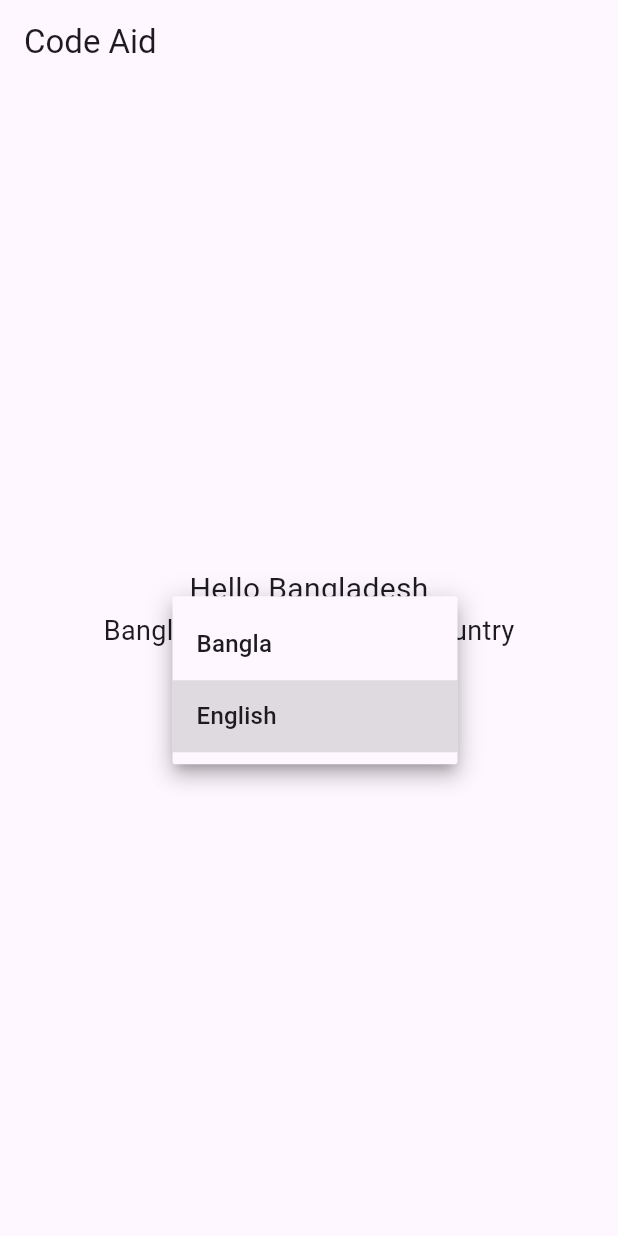
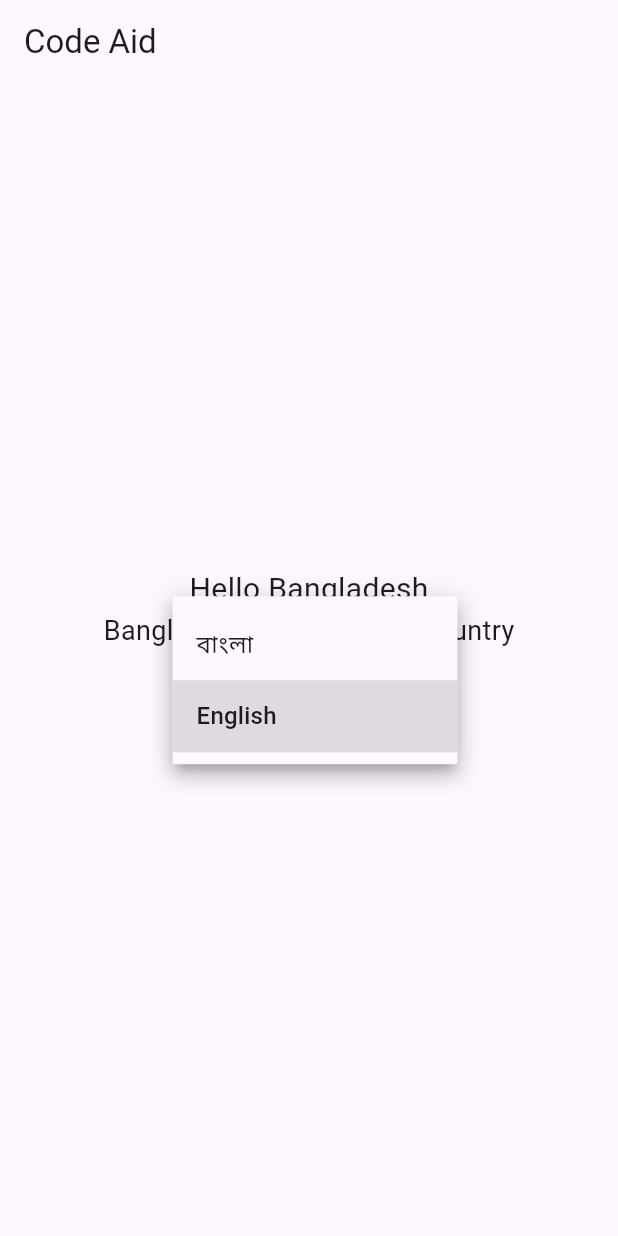
Before and after one commit to alifsoftdev/Flutter-Module, a Flutter app: the screen it shows after launch, after a tap on "English", on a phone screen of 412 x 824 dp. Run offline on Flutter 3.47's test engine with Material 3 defaults, Android fonts, the phone set to English and light mode, and no system bars; our stand-ins replace flutter_local_notifications, get, google_maps_flutter, location.

Commit message:
Localigation GetX

```diff
--- a/localigation_getx/lib/view/home.dart
+++ b/localigation_getx/lib/view/home.dart
@@ -12,7 +12,7 @@ class _HomeViewState extends State<HomeView> {
   String selectedCity = 'English'; // Default selected city
 
   List<String> cities = [
-    'Bangla',
+    'বাংলা',
     'English',
   ];
   @override
@@ -50,7 +50,7 @@ class _HomeViewState extends State<HomeView> {
                   var localeBN = const Locale('bn', 'BN');
                   var localeUS = const Locale('en', 'US');
                   selectedCity = newValue.toString();
-                  if (selectedCity != 'Bangla') {
+                  if (selectedCity != 'বাংলা') {
                     Get.updateLocale(localeUS);
                   } else {
                     Get.updateLocale(localeBN);
```
